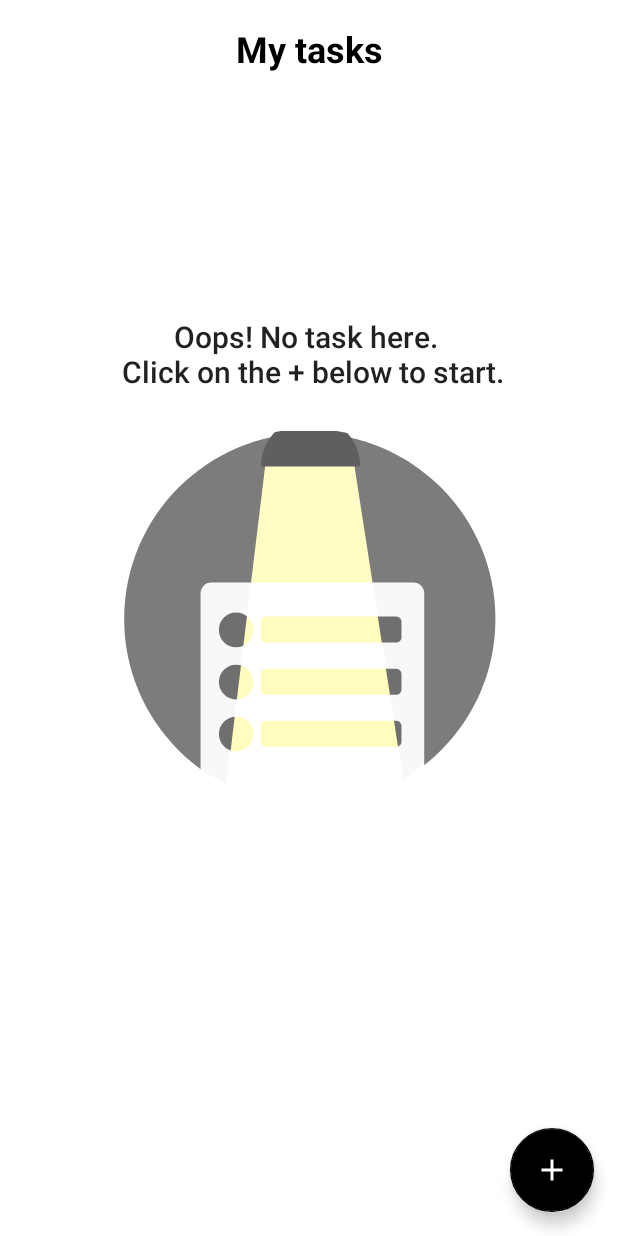
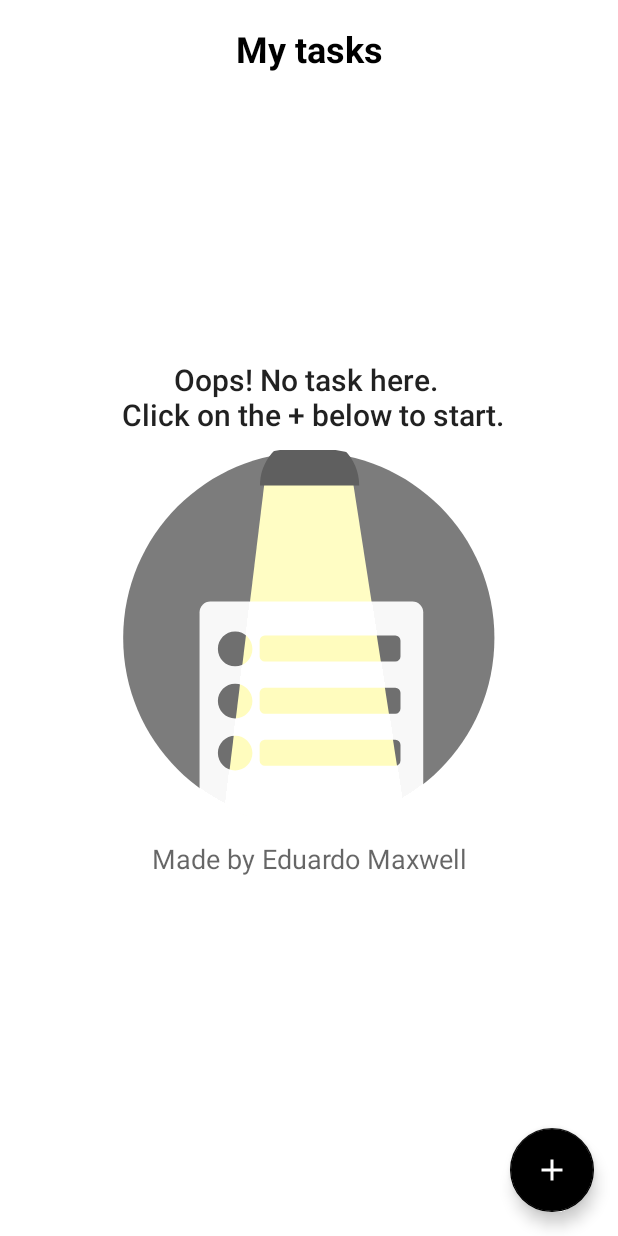
Before and after one commit to EduardoMaxwell/ToDoList, an Android app: the screen it shows after launch (MainActivity), on a phone screen of 412 x 824 dp. Run offline under Robolectric (Android 15) with nearby library versions, the phone set to English and light mode, and no system bars; our stand-ins replace Room's generated code.

Commit message:
added my credits

```diff
--- a/app/src/main/res/layout/empty_state.xml
+++ b/app/src/main/res/layout/empty_state.xml
@@ -1,33 +1,39 @@
 <?xml version="1.0" encoding="utf-8"?>
-<androidx.constraintlayout.widget.ConstraintLayout xmlns:android="http://schemas.android.com/apk/res/android"
+<LinearLayout xmlns:android="http://schemas.android.com/apk/res/android"
     xmlns:app="http://schemas.android.com/apk/res-auto"
+    xmlns:tools="http://schemas.android.com/tools"
     android:id="@+id/emptyState"
     android:layout_width="match_parent"
     android:layout_height="match_parent"
     android:layout_gravity="center"
-    android:layout_margin="16dp">
+    android:gravity="center"
+    android:layout_margin="16dp"
+    android:orientation="vertical">
 
     <TextView
+        android:id="@+id/textView"
         style="@style/TextAppearance.AppCompat.Title"
-        android:layout_width="0dp"
+        android:layout_width="match_parent"
         android:layout_height="wrap_content"
-        android:layout_marginBottom="16dp"
         android:text="@string/txt_empty_tasks"
-        android:textAlignment="center"
-        app:layout_constraintBottom_toTopOf="@id/icEmpty"
-        app:layout_constraintEnd_toEndOf="parent"
-        app:layout_constraintStart_toStartOf="parent" />
+        android:textAlignment="center" />
 
     <com.airbnb.lottie.LottieAnimationView
         android:id="@+id/icEmpty"
         android:layout_width="250dp"
         android:layout_height="270dp"
-        app:layout_constraintBottom_toBottomOf="parent"
-        app:layout_constraintEnd_toEndOf="parent"
-        app:layout_constraintStart_toStartOf="parent"
-        app:layout_constraintTop_toTopOf="parent"
         app:lottie_autoPlay="true"
         app:lottie_loop="true"
         app:lottie_rawRes="@raw/animation" />
 
-</androidx.constraintlayout.widget.ConstraintLayout>
+    <TextView
+        android:id="@+id/madeBy"
+        android:layout_width="match_parent"
+        android:layout_height="wrap_content"
+        android:text="@string/made_by_edu"
+        android:textAlignment="center"
+        android:textAppearance="@style/TextAppearance.AppCompat.Medium"
+
+        app:layout_constraintTop_toBottomOf="@+id/icEmpty" />
+
+</LinearLayout>
--- a/app/src/main/res/values/strings.xml
+++ b/app/src/main/res/values/strings.xml
@@ -30,4 +30,5 @@
     <string name="hello_blank_fragment">Hello blank fragment</string>
     <string name="image_clock_content">Image clock</string>
     <string name="image_calendar_content">Image calendar</string>
+    <string name="made_by_edu">Made by Eduardo Maxwell</string>
 </resources>
```
